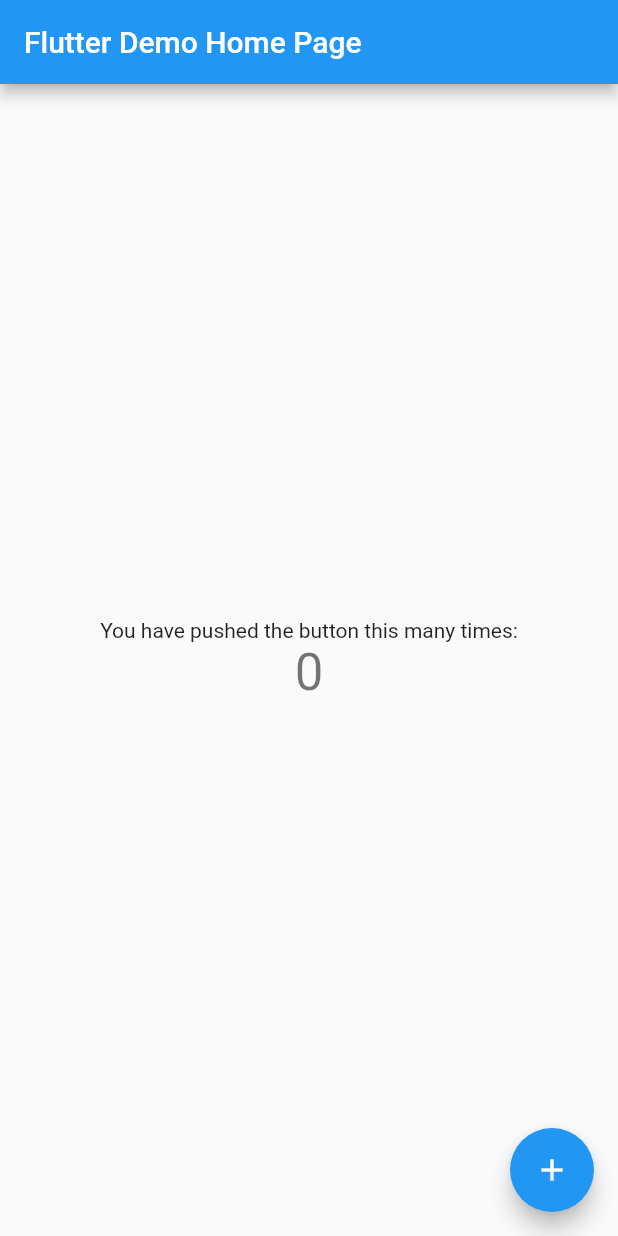
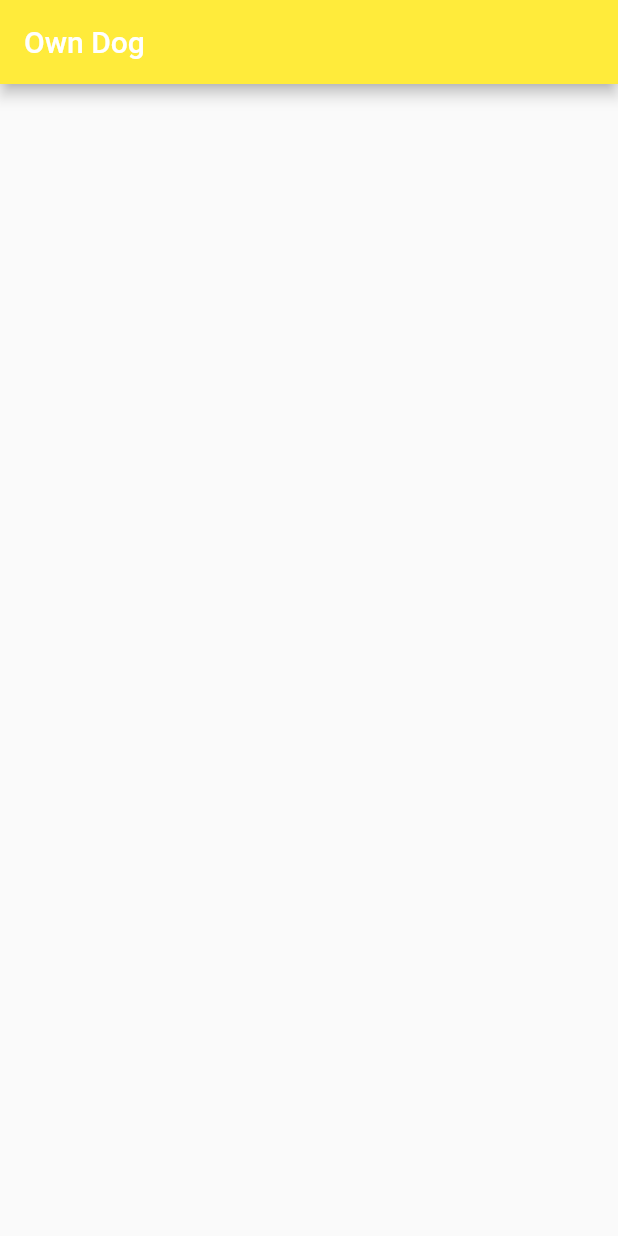
Before and after one commit to 5910450336/OwnDog, a Flutter app: the screen it shows after launch, on a phone screen of 412 x 824 dp. Run offline on Flutter 3.47's test engine with Material 2 defaults, Android fonts, the phone set to English and light mode, and no system bars; our stand-ins replace firebase_auth; accounts and stored records are empty.

Commit message:
add plugin Firebase, add Homepage, Login, Register

```diff
--- /dev/null
+++ b/lib/loginPage.dart
@@ -0,0 +1,19 @@
+import 'package:firebase_auth/firebase_auth.dart';
+import 'package:flutter/material.dart';
+
+class MyLoginPage extends StatefulWidget {
+  @override
+  _MyLoginPageState createState() => _MyLoginPageState();
+}
+
+class _MyLoginPageState extends State<MyLoginPage> {
+  final FirebaseAuth _auth = FirebaseAuth.instance;
+
+  @override
+  Widget build(BuildContext context) {
+    return Scaffold(
+      appBar: AppBar(title: Text("Own Dog", style: TextStyle(color: Colors.white),),),
+
+    );
+  }
+}
--- a/lib/main.dart
+++ b/lib/main.dart
@@ -1,4 +1,5 @@
 import 'package:flutter/material.dart';
+import 'package:own_dog/loginPage.dart';
 
 void main() => runApp(MyApp());
 
@@ -9,33 +10,15 @@ class MyApp extends StatelessWidget {
     return MaterialApp(
       title: 'Flutter Demo',
       theme: ThemeData(
-        // This is the theme of your application.
-        //
-        // Try running your application with "flutter run". You'll see the
-        // application has a blue toolbar. Then, without quitting the app, try
-        // changing the primarySwatch below to Colors.green and then invoke
-        // "hot reload" (press "r" in the console where you ran "flutter run",
-        // or simply save your changes to "hot reload" in a Flutter IDE).
-        // Notice that the counter didn't reset back to zero; the application
-        // is not restarted.
-        primarySwatch: Colors.blue,
+        primarySwatch: Colors.yellow,
       ),
-      home: MyHomePage(title: 'Flutter Demo Home Page'),
+      home: MyLoginPage(),
     );
   }
 }
 
 class MyHomePage extends StatefulWidget {
   MyHomePage({Key key, this.title}) : super(key: key);
-
-  // This widget is the home page of your application. It is stateful, meaning
-  // that it has a State object (defined below) that contains fields that affect
-  // how it looks.
-
-  // This class is the configuration for the state. It holds the values (in this
-  // case the title) provided by the parent (in this case the App widget) and
-  // used by the build method of the State. Fields in a Widget subclass are
-  // always marked "final".
 
   final String title;
 
@@ -48,51 +31,27 @@ class _MyHomePageState extends State<MyHomePage> {
 
   void _incrementCounter() {
     setState(() {
-      // This call to setState tells the Flutter framework that something has
-      // changed in this State, which causes it to rerun the build method below
-      // so that the display can reflect the updated values. If we changed
-      // _counter without calling setState(), then the build method would not be
-      // called again, and so nothing would appear to happen.
+
       _counter++;
     });
   }
 
   @override
   Widget build(BuildContext context) {
-    // This method is rerun every time setState is called, for instance as done
-    // by the _incrementCounter method above.
-    //
-    // The Flutter framework has been optimized to make rerunning build methods
-    // fast, so that you can just rebuild anything that needs updating rather
-    // than having to individually change instances of widgets.
+
     return Scaffold(
       appBar: AppBar(
-        // Here we take the value from the MyHomePage object that was created by
-        // the App.build method, and use it to set our appbar title.
+
         title: Text(widget.title),
       ),
       body: Center(
-        // Center is a layout widget. It takes a single child and positions it
-        // in the middle of the parent.
+
         child: Column(
-          // Column is also a layout widget. It takes a list of children and
-          // arranges them vertically. By default, it sizes itself to fit its
-          // children horizontally, and tries to be as tall as its parent.
-          //
-          // Invoke "debug painting" (press "p" in the console, choose the
-          // "Toggle Debug Paint" action from the Flutter Inspector in Android
-          // Studio, or the "Toggle Debug Paint" command in Visual Studio Code)
-          // to see the wireframe for each widget.
-          //
-          // Column has various properties to control how it sizes itself and
-          // how it positions its children. Here we use mainAxisAlignment to
-          // center the children vertically; the main axis here is the vertical
-          // axis because Columns are vertical (the cross axis would be
-          // horizontal).
+
           mainAxisAlignment: MainAxisAlignment.center,
           children: <Widget>[
             Text(
-              'You have pushed the button this many times:',
+              'You have pushed the button this many times',
             ),
             Text(
               '$_counter',
--- a/pubspec.yaml
+++ b/pubspec.yaml
@@ -23,6 +23,9 @@ dependencies:
   # The following adds the Cupertino Icons font to your application.
   # Use with the CupertinoIcons class for iOS style icons.
   cupertino_icons: ^0.1.2
+  firebase_core: 0.3.1+1
+  firebase_auth: 0.8.1+4
+
 
 dev_dependencies:
   flutter_test:
```
Also changed, not shown: lib/homePage.dart (added, +17 -0 lines), lib/registerPage.dart (added), pubspec.lock, 3 other files.
